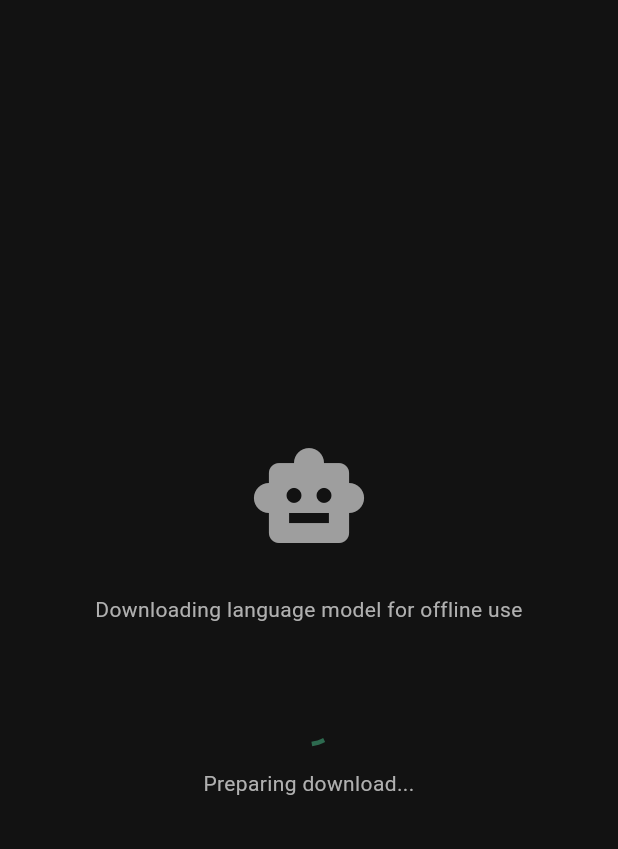
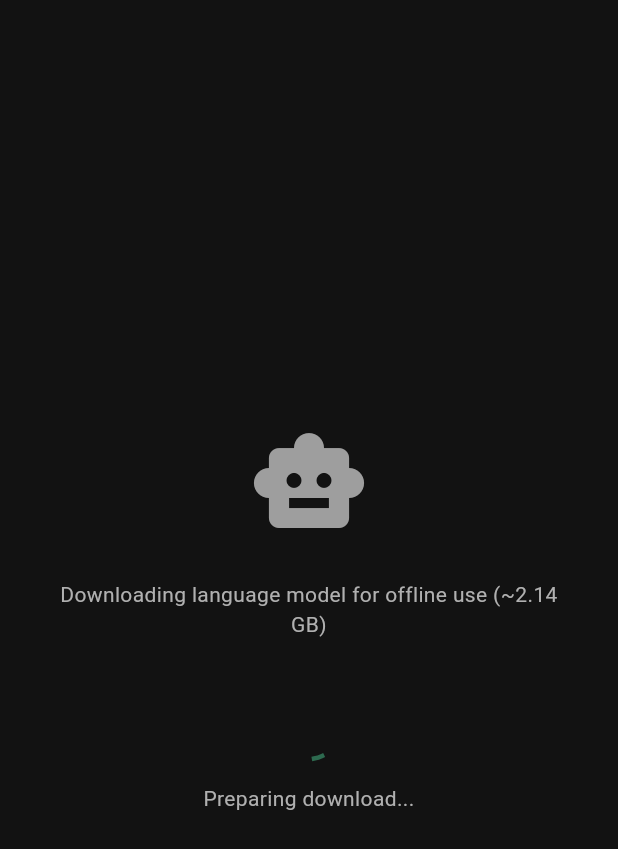
Before and after one commit to sneptech/bittybot, a Flutter app: the screen it shows after launch, on a phone screen of 412 x 824 dp. Shown: the top 849 px of the screen. Run offline on Flutter 3.47's test engine with Material 3 defaults, Android fonts, the phone set to English and light mode, and no system bars; our stand-ins replace connectivity_plus, convert, flutter_riverpod, shared_preferences; missing offline and left inert: background_downloader, disk_space_plus, system_info_plus; statements that could not run were skipped.

Commit message:
fix(02): show file size in download screen header before download begins
Verification found ModelConstants.fileSizeDisplayGB existed but wasn't
wired to the download screen subtitle. Now shows "~2.14 GB" in the
pre-download text per Phase 2 success criterion 1.

Co-Authored-By: Claude Opus 4.6 <noreply@anthropic.com>

```diff
--- a/lib/features/model_distribution/widgets/download_screen.dart
+++ b/lib/features/model_distribution/widgets/download_screen.dart
@@ -1,6 +1,7 @@
 import 'package:flutter/material.dart';
 import 'package:flutter_riverpod/flutter_riverpod.dart';
 
+import '../model_constants.dart';
 import '../model_distribution_state.dart';
 import '../providers.dart';
 import 'cellular_warning_dialog.dart';
@@ -80,10 +81,10 @@ class _DownloadScreenState extends ConsumerState<DownloadScreen> {
               children: [
                 _buildLogo(),
                 const SizedBox(height: 24),
-                const Text(
-                  'Downloading language model for offline use',
+                Text(
+                  'Downloading language model for offline use (${ModelConstants.fileSizeDisplayGB})',
                   textAlign: TextAlign.center,
-                  style: TextStyle(
+                  style: const TextStyle(
                     color: _kTextSecondary,
                     fontSize: 14, // 14sp per spec
                   ),
```
